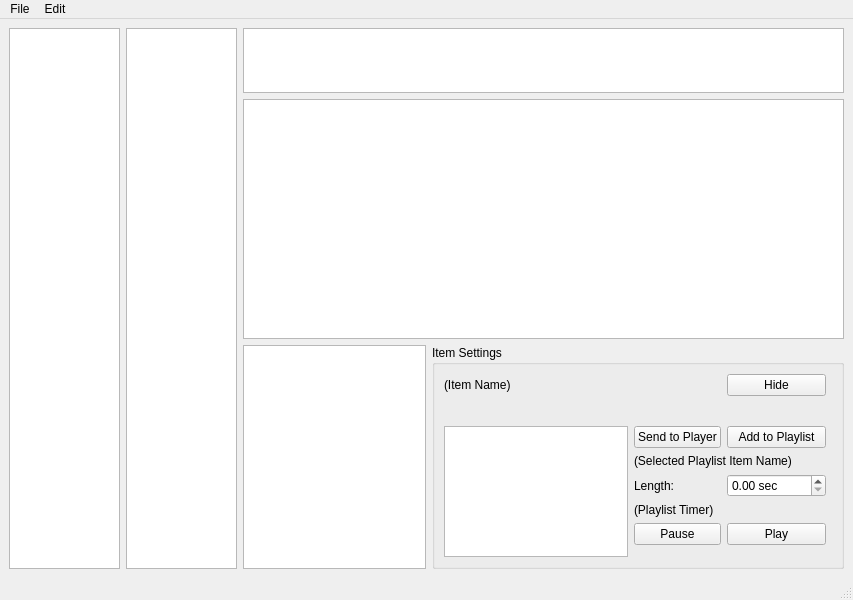
Above: src/glvidtex/DirectorWindow.ui from google-code-export/dviz before the change. Below: the same form after it.
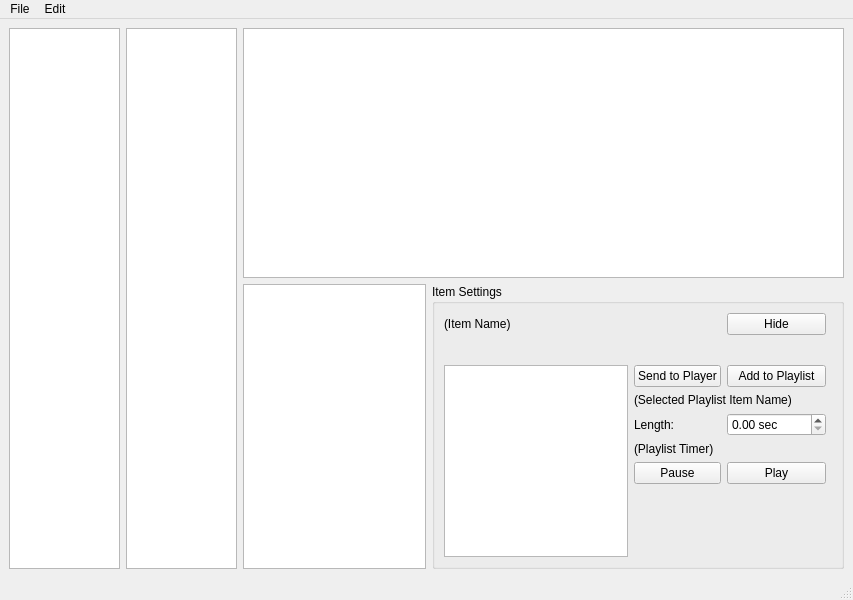
That is the form after the change. Custom widgets are drawn as their Qt base class.

Commit message: Fleshed out a usable editor/player combo (very very simplistic right now.) Passing a filename on the editor command line causes it to load/save to that file (autosaves on close.) By adding the key 'load-group' to player.ini (even in different configs), PlayerWindow will load the file specified and show the first scene in the file. Also finished adding command handlers for network serving to PlayerWindow. Upadeted PlayerSetupWindow.ui to handle subviews. Fixed alpha mask fliping when view is flipped. More small changes/fixes under the hood that I'm not thinking of right now, I'm sure. Cheers.

What changed in the file:
```diff
--- a/src/glvidtex/DirectorWindow.ui
+++ b/src/glvidtex/DirectorWindow.ui
@@ -28,22 +28,6 @@
         <item>
          <layout class="QHBoxLayout" name="playerSelectionLayout"/>
         </item>
-        <item>
-         <widget class="QListView" name="listView">
-          <property name="sizePolicy">
-           <sizepolicy hsizetype="Expanding" vsizetype="Minimum">
-            <horstretch>0</horstretch>
-            <verstretch>0</verstretch>
-           </sizepolicy>
-          </property>
-          <property name="minimumSize">
-           <size>
-            <width>0</width>
-            <height>32</height>
-           </size>
-          </property>
-         </widget>
-        </item>
         <item>
          <widget class="EditorGraphicsView" name="graphicsView">
           <property name="minimumSize">
```
Left out of the diff: 6 changed lines with no effect on the pictures. The commit also changes 29 other files.
